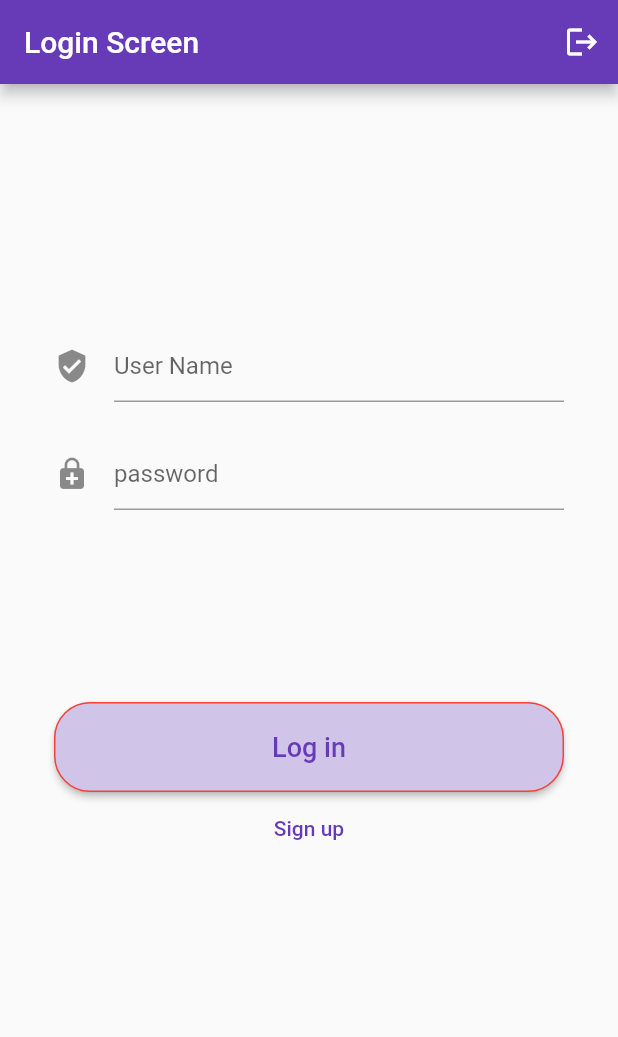
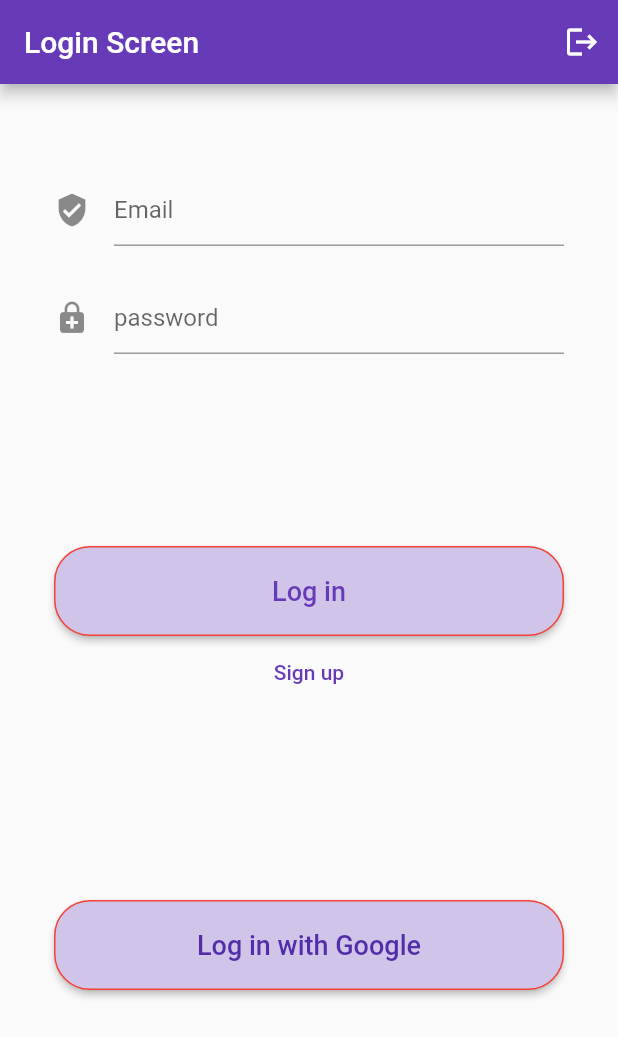
Before and after one commit to ningo-agilityio/lan-tran-flutter-training, a Flutter app: the screen it shows after launch, on a phone screen of 412 x 824 dp. Shown: the top 1037 px of the screen. Run offline on Flutter 3.47's test engine with Material 2 defaults, Android fonts, the phone set to English and light mode, and no system bars; our stand-ins replace cloud_firestore, firebase_analytics, firebase_auth, firebase_core, firebase_messaging, firebase_storage and 7 more; accounts and stored records are empty.

Commit message:
finish chapter12

```diff
--- a/firebase_demo/lib/login_screen.dart
+++ b/firebase_demo/lib/login_screen.dart
@@ -1,6 +1,10 @@
 import 'package:firebase_core/firebase_core.dart';
 import 'package:flutter/material.dart';
 import 'shared/firebase_authentication.dart';
+import './happy_screen.dart';
+import './poll.dart';
+import 'package:firebase_messaging/firebase_messaging.dart';
+import './upload_file.dart';
 
 class LoginScreen extends StatefulWidget {
   const LoginScreen({super.key});
@@ -16,12 +20,14 @@ class _LoginScreenState extends State<LoginScreen> {
   final TextEditingController txtPassword = TextEditingController();
 
   late FirebaseAuthentication auth = FirebaseAuthentication();
+  final FirebaseMessaging messaging = FirebaseMessaging.instance;
 
   @override
   void initState() {
     super.initState();
     Firebase.initializeApp().whenComplete(() {
       auth = FirebaseAuthentication();
+      FirebaseMessaging.onBackgroundMessage(_firebaseBackgroundMessageReceived);
       setState(() {});
     });
   }
@@ -56,6 +62,7 @@ class _LoginScreenState extends State<LoginScreen> {
             passwordInput(),
             btnMain(),
             btnSecondary(),
+            btnGoogle(),
             txtMessage(),
           ],
         ),
@@ -65,12 +72,12 @@ class _LoginScreenState extends State<LoginScreen> {
 
   Widget userInput() {
     return Padding(
-      padding: EdgeInsets.only(top: 128),
+      padding: EdgeInsets.only(top: 24),
       child: TextFormField(
         controller: txtUserName,
         keyboardType: TextInputType.emailAddress,
         decoration: InputDecoration(
-          hintText: 'User Name',
+          hintText: 'Email',
           icon: Icon(Icons.verified_user),
         ),
         validator: (text) => text!.isEmpty ? 'User Name is required' : '',
@@ -131,6 +138,7 @@ class _LoginScreenState extends State<LoginScreen> {
                   setState(() {
                     _message = 'User $userId successfully logged in';
                   });
+                  changeScreen();
                 }
               });
             } else {
@@ -175,4 +183,60 @@ class _LoginScreenState extends State<LoginScreen> {
       ),
     );
   }
+
+  Widget btnGoogle() {
+    return Padding(
+      padding: EdgeInsets.only(top: 128),
+      child: Container(
+        height: 60,
+        child: ElevatedButton(
+          style: ButtonStyle(
+            backgroundColor:
+                MaterialStateProperty.all(Theme.of(context).primaryColorLight),
+            shape: MaterialStateProperty.all<RoundedRectangleBorder>(
+              RoundedRectangleBorder(
+                borderRadius: BorderRadius.circular(24.0),
+                side: BorderSide(color: Colors.red),
+              ),
+            ),
+          ),
+          onPressed: () {
+            // auth.loginWithGoogle().then((value) {
+            //   if (value == null) {
+            //     setState(() {
+            //       _message = 'Google Login Error';
+            //     });
+            //   } else {
+            //     setState(() {
+            //       _message = 'User $value successfully logged in with Google';
+            //     });
+            //     changeScreen();
+            //   }
+            // });
+          },
+          child: Text(
+            'Log in with Google',
+            style: TextStyle(
+              fontSize: 18,
+              color: Theme.of(context).primaryColorDark,
+            ),
+          ),
+        ),
+      ),
+    );
+  }
+
+  void changeScreen() {
+    // Navigator.push(
+    //     context, MaterialPageRoute(builder: (context) => HappyScreen()));
+    // Navigator.push(
+    //     context, MaterialPageRoute(builder: (context) => PollScreen()));
+    Navigator.push(
+        context, MaterialPageRoute(builder: (context) => UploadFileScreen()));
+  }
 }
+
+Future _firebaseBackgroundMessageReceived(RemoteMessage message) async {
+  print(
+      "Notification: ${message.notification!.title} - ${message.notification!.body}");
+}
--- a/firebase_demo/lib/shared/firebase_authentication.dart
+++ b/firebase_demo/lib/shared/firebase_authentication.dart
@@ -1,8 +1,30 @@
 import 'package:firebase_auth/firebase_auth.dart';
 import 'dart:async';
+import 'package:google_sign_in/google_sign_in.dart';
 
 class FirebaseAuthentication {
   final FirebaseAuth _firebaseAuth = FirebaseAuth.instance;
+  final GoogleSignIn googleSignIn = GoogleSignIn();
+
+  // Future<String?> loginWithGoogle() async {
+  //   final GoogleSignInAccount? googleSignInAccount =
+  //       await googleSignIn.signIn();
+  //   final GoogleSignInAuthentication googleSignInAuthentication =
+  //       await googleSignInAccount!.authentication;
+
+  //   final AuthCredential authCredential = GoogleAuthProvider.credential(
+  //     accessToken: googleSignInAuthentication.accessToken,
+  //     idToken: googleSignInAuthentication.idToken,
+  //   );
+  //   final UserCredential authResult =
+  //       await _firebaseAuth.signInWithCredential(authCredential);
+
+  //   final User? user = authResult.user;
+  //   if (user != null) {
+  //     return '$user';
+  //   }
+  //   return null;
+  // }
 
   Future<String?> createUser(String email, String password) async {
     try {
```
Also changed, not shown: firebase_demo/lib/happy_screen.dart (added, +29 -0 lines), firebase_demo/lib/poll.dart (added, +62 -0 lines), firebase_demo/lib/upload_file.dart (added, +83 -0 lines), firebase_demo/pubspec.yaml (+8 -1 lines), firebase_demo/assets/beach.jpg (added), firebase_demo/lib/firebase_options.dart, firebase_demo/pubspec.lock, 6 other files.
